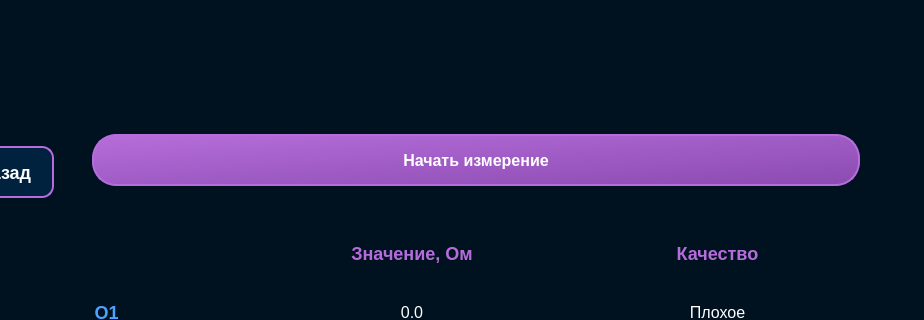
First picture: the form in BrainBit/neurosamples-main/Bit/ui/ResistanceScreenRuUI.ui, repository simai1/sfedu-hackathon-2025, before the edit; both pictures show x 100 to 1024 and y 201 to 521 of the 1024 by 768 pixel window.
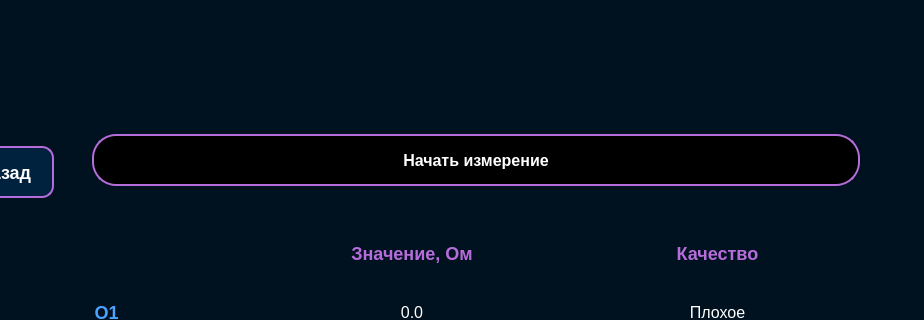
Second picture: the form after the edit.

The edit to the form file:
```diff
--- a/BrainBit/neurosamples-main/Bit/ui/ResistanceScreenRuUI.ui
+++ b/BrainBit/neurosamples-main/Bit/ui/ResistanceScreenRuUI.ui
@@ -24,14 +24,14 @@
 }
 
 QPushButton {
-	background-color: qlineargradient(x1: 0, y1: 0, x2: 1, y2: 1, stop: 0 #B66DDB, stop: 1 #8A4BB0);
-	border-radius: 24px;
+	background-color: black;
+	border: 2px solid #B66DDB;
 	color: white;
 	font-size: 16px;
 	font-weight: 500;
 	height: 48px;
 	padding: 0 24px;
-	border: 2px solid #B66DDB;
+	border-radius: 24px;
 	transition: all 0.3s ease;
 }
 
```
Left out of the diff: 8 changed lines with no effect on the pictures.
